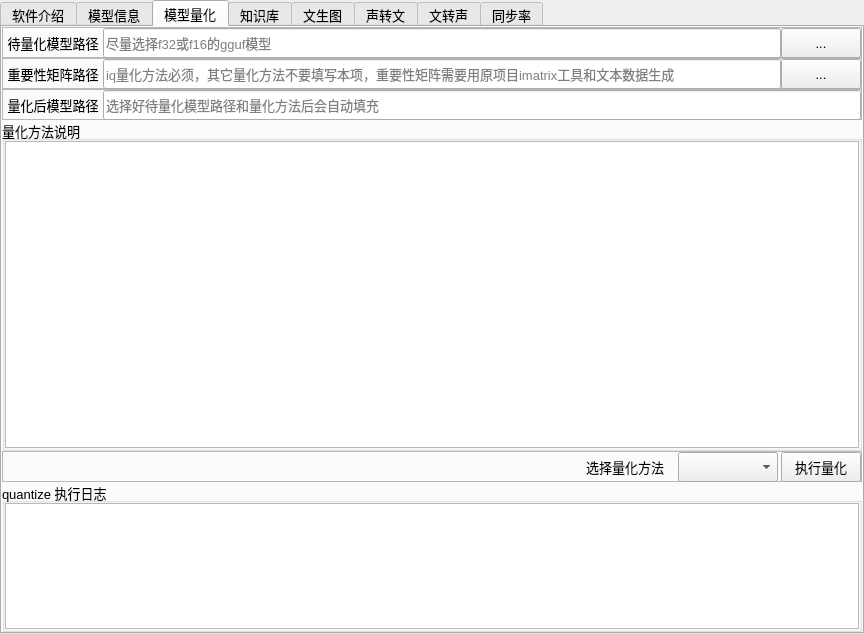
Before: the Qt Designer form src/expend.ui in ylsdamxssjxxdd/eva, drawn with Qt 5.
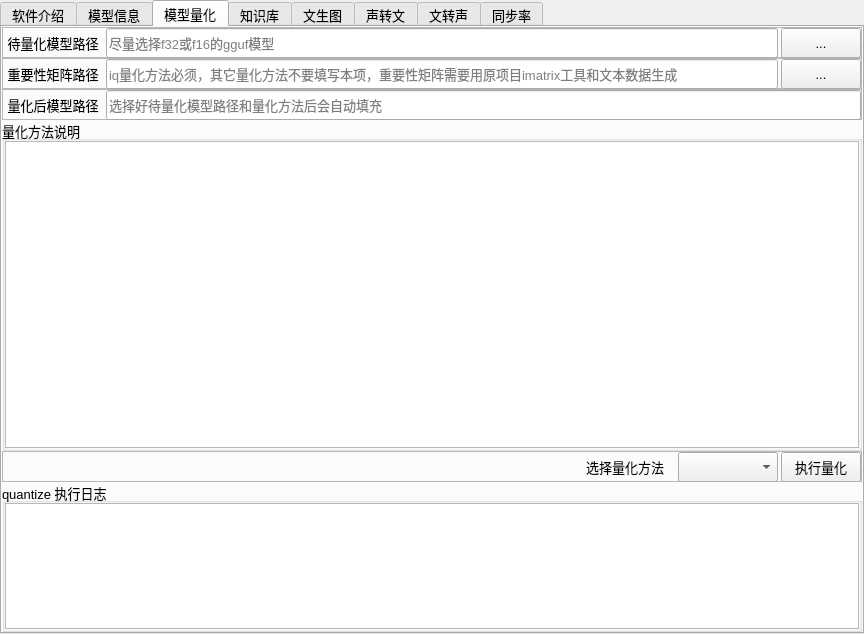
After: the same form once the commit is applied. The open tabs and pages were chosen to show the change. Custom widgets are drawn as their Qt base class.

Diff of the .ui file:
```diff
--- a/src/expend.ui
+++ b/src/expend.ui
@@ -267,7 +267,7 @@
          </property>
          <layout class="QHBoxLayout" name="horizontalLayout_12">
           <property name="spacing">
-           <number>0</number>
+           <number>3</number>
           </property>
           <property name="leftMargin">
            <number>0</number>
@@ -369,7 +369,7 @@
          </property>
          <layout class="QHBoxLayout" name="horizontalLayout_13">
           <property name="spacing">
-           <number>0</number>
+           <number>3</number>
           </property>
           <property name="leftMargin">
            <number>0</number>
@@ -471,7 +471,7 @@
          </property>
          <layout class="QHBoxLayout" name="horizontalLayout_14">
           <property name="spacing">
-           <number>0</number>
+           <number>3</number>
           </property>
           <property name="leftMargin">
            <number>0</number>
```
Left out of the diff: 16 changed lines with no effect on the pictures.
